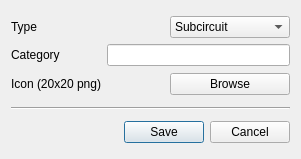
Above: src/gui/componentselector/createcomp.ui from Arcachofo/SimulIDE-dev before the change. Below: the same form after it.
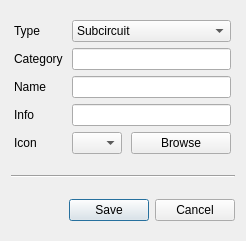
That is the form after the change.

Commit message: Create .comp: Added name, info & icon list.

```diff
--- a/src/gui/componentselector/createcomp.ui
+++ b/src/gui/componentselector/createcomp.ui
@@ -6,8 +6,8 @@
    <rect>
     <x>0</x>
     <y>0</y>
-    <width>301</width>
-    <height>159</height>
+    <width>246</width>
+    <height>241</height>
    </rect>
   </property>
   <property name="sizePolicy">
@@ -20,96 +20,89 @@
    <string>Create Component</string>
   </property>
   <layout class="QVBoxLayout" name="verticalLayout">
+   <property name="sizeConstraint">
+    <enum>QLayout::SetDefaultConstraint</enum>
+   </property>
    <item>
-    <layout class="QGridLayout" name="gridLayout">
-     <item row="2" column="0">
+    <layout class="QGridLayout" name="gridLayout_2">
+     <property name="sizeConstraint">
+      <enum>QLayout::SetDefaultConstraint</enum>
+     </property>
+     <item row="3" column="1" colspan="2">
+      <widget class="QLineEdit" name="nameEdit">
+       <property name="sizePolicy">
+        <sizepolicy hsizetype="Preferred" vsizetype="Fixed">
+         <horstretch>0</horstretch>
+         <verstretch>0</verstretch>
+        </sizepolicy>
+       </property>
+      </widget>
+     </item>
+     <item row="5" column="0">
       <widget class="QLabel" name="label">
        <property name="sizePolicy">
-        <sizepolicy hsizetype="Preferred" vsizetype="Fixed">
+        <sizepolicy hsizetype="Fixed" vsizetype="Fixed">
          <horstretch>0</horstretch>
          <verstretch>0</verstretch>
         </sizepolicy>
        </property>
        <property name="text">
-        <string>Icon (20x20 png)</string>
+        <string>Icon</string>
        </property>
       </widget>
      </item>
-     <item row="0" column="1">
-      <spacer name="horizontalSpacer">
-       <property name="orientation">
-        <enum>Qt::Horizontal</enum>
+     <item row="4" column="0">
+      <widget class="QLabel" name="label_4">
+       <property name="sizePolicy">
+        <sizepolicy hsizetype="Fixed" vsizetype="Fixed">
+         <horstretch>0</horstretch>
+         <verstretch>0</verstretch>
+        </sizepolicy>
        </property>
-       <property name="sizeHint" stdset="0">
+       <property name="text">
+        <string>Info</string>
+       </property>
+      </widget>
+     </item>
+     <item row="5" column="1">
+      <widget class="QComboBox" name="iconBox">
+       <property name="sizePolicy">
+        <sizepolicy hsizetype="Fixed" vsizetype="Fixed">
+         <horstretch>0</horstretch>
+         <verstretch>0</verstretch>
+        </sizepolicy>
+       </property>
+       <property name="maximumSize">
         <size>
-         <width>40</width>
+         <width>50</width>
+         <height>16777215</height>
+        </size>
+       </property>
+       <property name="iconSize">
+        <size>
+         <width>20</width>
          <height>20</height>
         </size>
        </property>
-      </spacer>
-     </item>
-     <item row="0" column="2" colspan="2">
-      <widget class="QComboBox" name="typeBox">
-       <property name="minimumSize">
-        <size>
-         <width>120</width>
-         <height>0</height>
-        </size>
-       </property>
-       <item>
-        <property name="text">
-         <string>Subcircuit</string>
-        </property>
-       </item>
       </widget>
      </item>
-     <item row="1" column="1" colspan="3">
-      <widget class="QLineEdit" name="categoryEdit"/>
-     </item>
-     <item row="2" column="1">
-      <widget class="QPushButton" name="iconImage">
+     <item row="3" column="0">
+      <widget class="QLabel" name="label_5">
        <property name="sizePolicy">
         <sizepolicy hsizetype="Fixed" vsizetype="Fixed">
          <horstretch>0</horstretch>
          <verstretch>0</verstretch>
         </sizepolicy>
        </property>
-       <property name="minimumSize">
-        <size>
-         <width>36</width>
-         <height>24</height>
-        </size>
-       </property>
-       <property name="maximumSize">
-        <size>
-         <width>36</width>
-         <height>24</height>
-        </size>
-       </property>
-       <property name="locale">
-        <locale language="C" country="AnyCountry"/>
-       </property>
        <property name="text">
-        <string/>
-       </property>
-       <property name="iconSize">
-        <size>
-         <width>36</width>
-         <height>24</height>
-        </size>
-       </property>
-       <property name="autoDefault">
-        <bool>false</bool>
-       </property>
-       <property name="flat">
-        <bool>true</bool>
+        <string>Name</string>
        </property>
       </widget>
      </item>
-     <item row="1" column="0">
+     <item row="2" column="0">
       <widget class="QLabel" name="label_2">
        <property name="sizePolicy">
-        <sizepolicy hsizetype="Preferred" vsizetype="Fixed">
+        <sizepolicy hsizetype="Fixed" vsizetype="Fixed">
          <horstretch>0</horstretch>
          <verstretch>0</verstretch>
         </sizepolicy>
@@ -119,20 +112,7 @@
        </property>
       </widget>
      </item>
-     <item row="0" column="0">
-      <widget class="QLabel" name="label_3">
-       <property name="sizePolicy">
-        <sizepolicy hsizetype="Preferred" vsizetype="Fixed">
-         <horstretch>0</horstretch>
-         <verstretch>0</verstretch>
-        </sizepolicy>
-       </property>
-       <property name="text">
-        <string>Type</string>
-       </property>
-      </widget>
-     </item>
-     <item row="2" column="2" colspan="2">
+     <item row="5" column="2">
       <widget class="QPushButton" name="iconChoose">
        <property name="sizePolicy">
         <sizepolicy hsizetype="Fixed" vsizetype="Fixed">
@@ -142,7 +122,7 @@
        </property>
        <property name="minimumSize">
         <size>
-         <width>120</width>
+         <width>100</width>
          <height>0</height>
         </size>
        </property>
@@ -172,10 +152,82 @@
        </property>
       </widget>
      </item>
+     <item row="2" column="1" colspan="2">
+      <widget class="QLineEdit" name="categoryEdit">
+       <property name="sizePolicy">
+        <sizepolicy hsizetype="Preferred" vsizetype="Fixed">
+         <horstretch>0</horstretch>
+         <verstretch>0</verstretch>
+        </sizepolicy>
+       </property>
+      </widget>
+     </item>
+     <item row="4" column="1" colspan="2">
+      <widget class="QLineEdit" name="infoEdit">
+       <property name="sizePolicy">
+        <sizepolicy hsizetype="Preferred" vsizetype="Fixed">
+         <horstretch>0</horstretch>
+         <verstretch>0</verstretch>
+        </sizepolicy>
+       </property>
+      </widget>
+     </item>
+     <item row="0" column="0">
+      <widget class="QLabel" name="label_3">
+       <property name="sizePolicy">
+        <sizepolicy hsizetype="Fixed" vsizetype="Fixed">
+         <horstretch>0</horstretch>
+         <verstretch>0</verstretch>
+        </sizepolicy>
+       </property>
+       <property name="text">
+        <string>Type</string>
+       </property>
+      </widget>
+     </item>
+     <item row="0" column="1" colspan="2">
+      <widget class="QComboBox" name="typeBox">
+       <property name="sizePolicy">
+        <sizepolicy hsizetype="Preferred" vsizetype="Fixed">
+         <horstretch>0</horstretch>
+         <verstretch>0</verstretch>
+        </sizepolicy>
+       </property>
+       <property name="minimumSize">
+        <size>
+         <width>100</width>
+         <height>0</height>
+        </size>
+       </property>
+       <property name="maximumSize">
+        <size>
+         <width>16777215</width>
+         <height>16777215</height>
+        </size>
+       </property>
+       <item>
+        <property name="text">
+         <string>Subcircuit</string>
+        </property>
+       </item>
+      </widget>
+     </item>
     </layout>
    </item>
    <item>
     <widget class="Line" name="line">
+     <property name="sizePolicy">
+      <sizepolicy hsizetype="Preferred" vsizetype="Fixed">
+       <horstretch>0</horstretch>
+       <verstretch>0</verstretch>
+      </sizepolicy>
+     </property>
+     <property name="minimumSize">
+      <size>
+       <width>0</width>
+       <height>15</height>
+      </size>
+     </property>
      <property name="orientation">
       <enum>Qt::Horizontal</enum>
      </property>
@@ -183,6 +235,12 @@
    </item>
    <item>
     <widget class="QDialogButtonBox" name="buttonBox">
+     <property name="sizePolicy">
+      <sizepolicy hsizetype="Preferred" vsizetype="Fixed">
+       <horstretch>0</horstretch>
+       <verstretch>0</verstretch>
+      </sizepolicy>
+     </property>
      <property name="orientation">
       <enum>Qt::Horizontal</enum>
      </property>
```
The commit also changes 3 other files.
